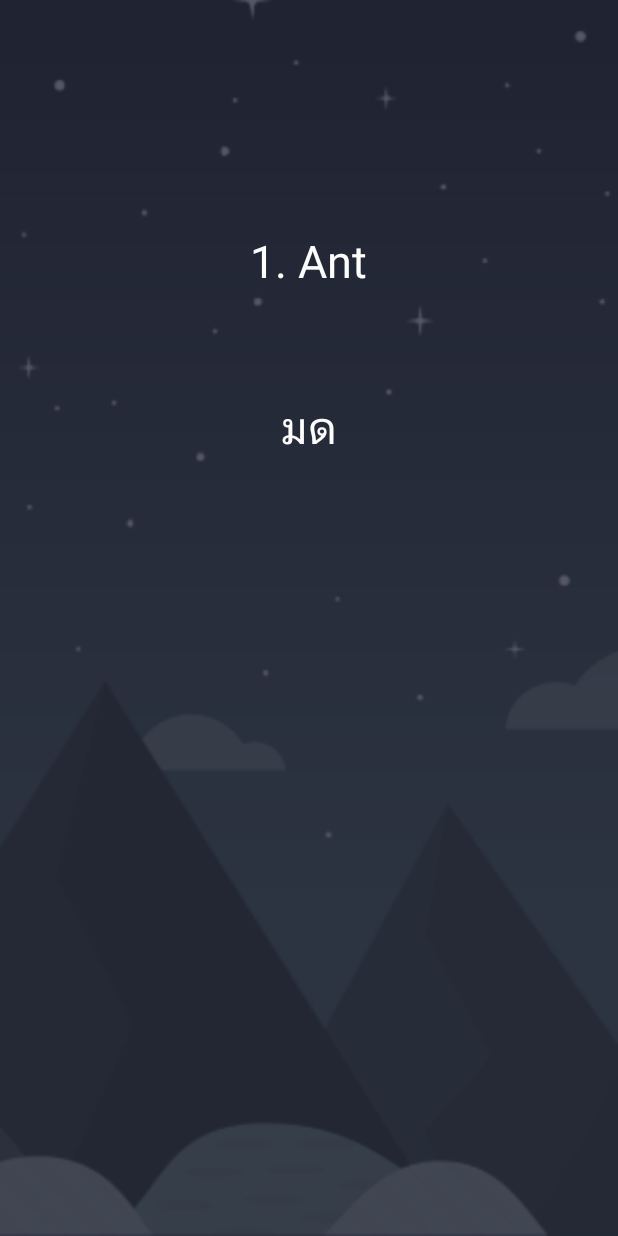
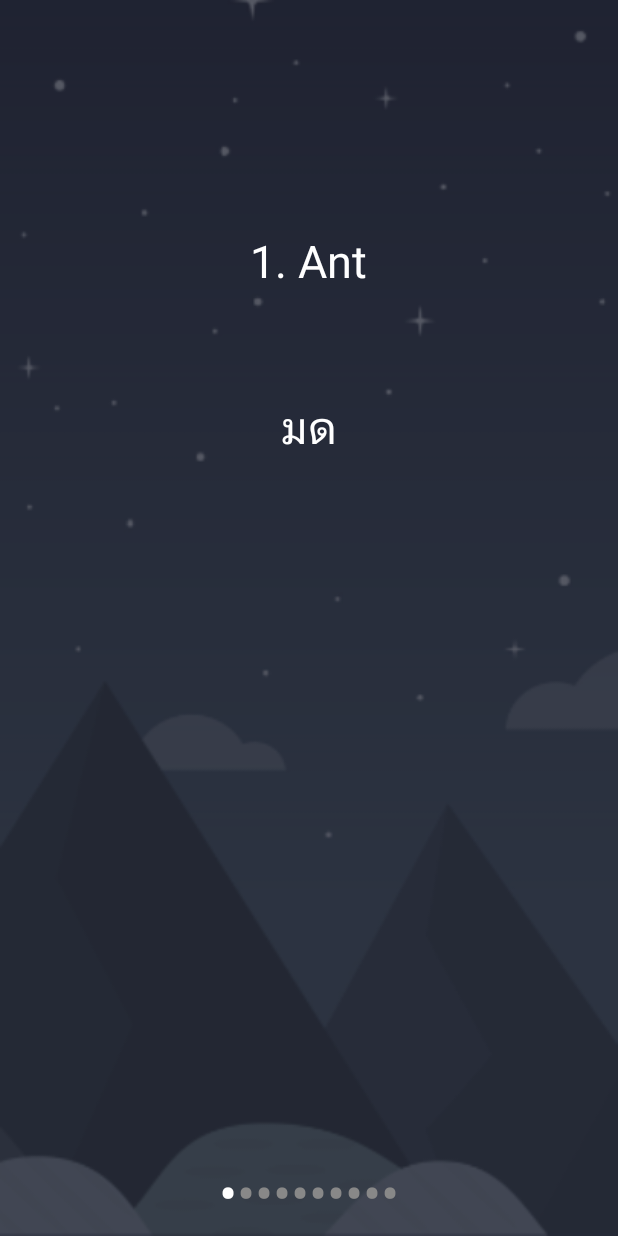
Before and after one commit to jjay1996/TrySub2018, an Android app: the LearnWordActivity screen opened directly, with no data from a screen before it, on a phone screen of 412 x 824 dp. Run offline under Robolectric (Android 15) with nearby library versions, the phone set to English and light mode, and no system bars; 1 statement that could not run was skipped.

Commit message:
update swipe2

```diff
--- a/app/src/main/java/com/egco428/trysub/LearnWordActivity.kt
+++ b/app/src/main/java/com/egco428/trysub/LearnWordActivity.kt
@@ -1,19 +1,26 @@
 package com.egco428.trysub
 
+import android.content.Context
+import android.content.res.Configuration
+import android.graphics.Color
 import android.support.v7.app.AppCompatActivity
 import android.os.Bundle
 
 import android.widget.LinearLayout
 import android.support.v4.view.ViewPager
-
-
+import android.text.Html
+import android.util.Log
+import android.widget.TextView
+import kotlinx.android.synthetic.main.activity_learn_word.*
+import java.text.FieldPosition
+import java.util.*
 
 
 class LearnWordActivity : AppCompatActivity() {
-
-
+    private var mDots: ArrayList<TextView>? = ArrayList()
     private var mSlideViewPager: ViewPager? = null
     private var mDotLayout: LinearLayout? = null
+    private var viewPager:ViewPager? = null
 
     private var sliderAdapter: SliderAdapter? = null
     override fun onCreate(savedInstanceState: Bundle?) {
@@ -21,13 +28,58 @@ class LearnWordActivity : AppCompatActivity() {
         setContentView(R.layout.activity_learn_word)
 
         var nolevel = intent.getStringExtra("LevelLearn").toInt()
+        //var nolevel = 9
 
         mSlideViewPager = findViewById(R.id.slideViewPager) as ViewPager
         mDotLayout = findViewById(R.id.dotsLayout) as LinearLayout
 
-        sliderAdapter = SliderAdapter(this,nolevel);
+        sliderAdapter = SliderAdapter(this, nolevel);
 
         mSlideViewPager!!.adapter = sliderAdapter
+
+        addDotsIndicator(0)
+
+        //mSlideViewPager.addOnPageChangeListener(view)
+
+//
+        mSlideViewPager!!.addOnPageChangeListener(object : ViewPager.OnPageChangeListener {
+
+            override fun onPageScrolled(position: Int, positionOffset: Float, positionOffsetPixels: Int) {
+
+            }
+
+            override fun onPageSelected(position: Int) {
+                addDotsIndicator(position)
+            }
+
+            override fun onPageScrollStateChanged(state: Int) {
+
+            }
+        })
+
+
     }
 
+    //จุดบอกหน้า
+    fun addDotsIndicator(position:Int) {
+
+        mDotLayout!!.removeAllViews()
+
+        for (i in 1..10) {
+            mDots!!.add(TextView(this))
+            mDots!![i - 1].setTextSize(36f)
+            mDots!![i - 1].setText(Html.fromHtml("&#8226"))
+            mDots!![i - 1].setTextColor(Color.GRAY)
+            mDotLayout!!.addView(mDots!![i - 1])
+        }
+
+        if (mDots!!.size > 0){
+            mDots!![position].setTextColor(Color.WHITE)
+        }
+    }
+
+
+
+
+
 }
--- a/app/src/main/java/com/egco428/trysub/MainActivity.kt
+++ b/app/src/main/java/com/egco428/trysub/MainActivity.kt
@@ -24,8 +24,9 @@ class MainActivity : AppCompatActivity() {
         setTitle("                               Try-Sub")
         startBtn.setOnClickListener {
             //val t = Intent(this,PlayActivity::class.java)
-            val t = Intent(this,choose::class.java)
-            startActivity(t)
+            val intent = Intent(this,choose::class.java)
+
+            startActivity(intent)
         }
 
         //Log.d("check",objects.MyQuestion[0][0])
--- a/app/src/main/res/layout/activity_learn_word.xml
+++ b/app/src/main/res/layout/activity_learn_word.xml
@@ -16,7 +16,7 @@
 
     <LinearLayout
         android:id="@+id/dotsLayout"
-        android:layout_width="54dp"
+        android:layout_width="wrap_content"
         android:layout_height="54dp"
         android:layout_alignParentBottom="true"
         android:layout_centerHorizontal="true"
```
Also changed, not shown: app/src/main/java/com/egco428/trysub/SliderAdapter.kt (+1 -8 lines).
